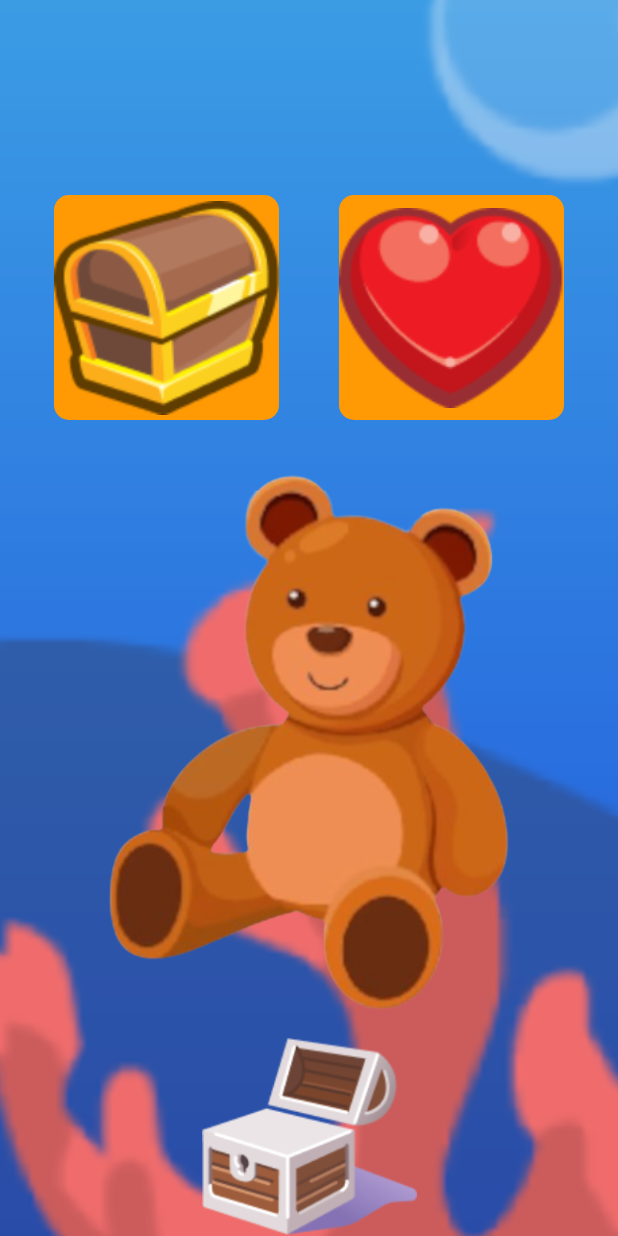
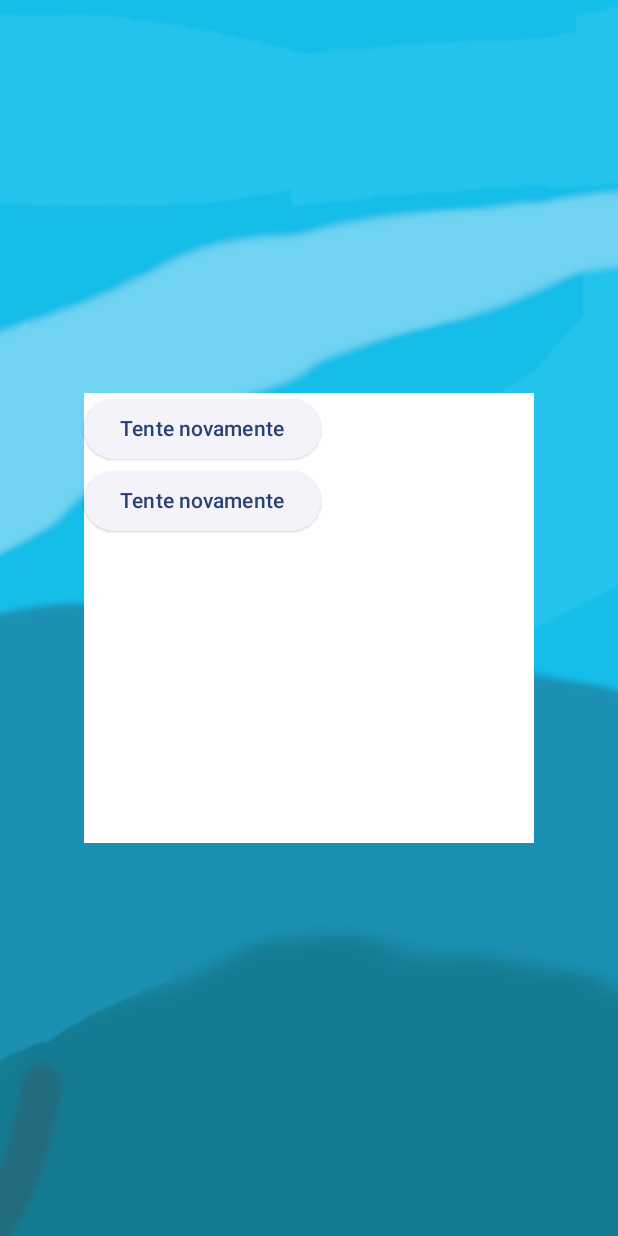
Before and after one commit to Projeto-Ancora/AncoraApp, an Android app built with Jetpack Compose: the screen it shows after launch (MainActivity), on a phone screen of 412 x 824 dp. Run offline under Robolectric (Android 15) with nearby library versions, the phone set to English and light mode, and no system bars; Roboto replaces fonts that are not available here.

Commit message:
update gamescreen2 and add tryagainscreen

```diff
--- a/app/src/main/java/com/example/ancora/MainActivity.kt
+++ b/app/src/main/java/com/example/ancora/MainActivity.kt
@@ -10,19 +10,15 @@ import androidx.compose.runtime.Composable
 import androidx.compose.ui.Modifier
 import androidx.compose.ui.tooling.preview.Preview
 import androidx.core.splashscreen.SplashScreen.Companion.installSplashScreen
-<<<<<<< HEAD
 import com.example.ancora.Telas.AjudaSuporteScreen
 import com.example.ancora.Telas.CadastroScreen
-import com.example.ancora.Telas.GameScree
 import com.example.ancora.Telas.LoginScreen
 import com.example.ancora.Telas.ShopLayout
-=======
 import com.example.ancora.Telas.Fase
+import com.example.ancora.Telas.Game.GameScreen
 import com.example.ancora.Telas.Game.GameScreen2
->>>>>>> 07238ee649b04a22a167b473234daa11f6a9139b
+import com.example.ancora.Telas.TenteNovamente.TryAgainScreen
 import com.example.ancora.ui.theme.AncoraTheme
-
-
 
 
 class MainActivity : ComponentActivity() {
@@ -35,21 +31,19 @@ class MainActivity : ComponentActivity() {
                 Scaffold { innerPadding ->
                     //GameScreen(modifier = Modifier.padding(innerPadding))
                     //ShopLayout(modifier = Modifier.padding(innerPadding))
-<<<<<<< HEAD
+
 
                     // GameScree(modifier = Modifier.padding(innerPadding))
                     /* ConfiguracaoScreen (modifier = Modifier.padding(innerPadding),
-=======
+
                      /*
                      ConfiguracaoScreen (modifier = Modifier.padding(innerPadding),
->>>>>>> 07238ee649b04a22a167b473234daa11f6a9139b
                          onBackClick = {},
                          onAjudaClick = {},
                          onTermosClick = {},
                          onSobreClick = {},
                          onTrocarClick = {},
                          onSairContaClick = {})
-<<<<<<< HEAD
                      */
 
                      AjudaSuporteScreen(modifier = Modifier.padding(innerPadding))
@@ -60,11 +54,10 @@ class MainActivity : ComponentActivity() {
 
                       //GameScree(modifier = Modifier.padding(innerPadding))
 
-=======
                  }*/
                     // Fase()
-                GameScreen2(modifier = Modifier.padding(innerPadding))
->>>>>>> 07238ee649b04a22a167b473234daa11f6a9139b
+                    //GameScreen2(modifier = Modifier.padding(innerPadding))
+                    TryAgainScreen(modifier = Modifier.padding(innerPadding));
                 }
             }
         }
--- a/app/src/main/java/com/example/ancora/Telas/ChooseCharacter.kt
+++ b/app/src/main/java/com/example/ancora/Telas/ChooseCharacter.kt
@@ -25,7 +25,7 @@ import androidx.compose.ui.tooling.preview.Preview
 import androidx.compose.ui.unit.dp
 import androidx.compose.ui.unit.sp
 import com.example.ancora.R
-import com.example.ancora.Telas.ui.theme.AncoraTheme
+import com.example.ancora.ui.theme.AncoraTheme
 import com.example.ancora.ui.theme.Fontebaloo
 
 class MainActivity : ComponentActivity() {
--- a/app/src/main/java/com/example/ancora/Telas/Game/GameScreen.kt
+++ b/app/src/main/java/com/example/ancora/Telas/Game/GameScreen.kt
@@ -235,11 +235,5 @@ fun CertoOuErrado(
 @Preview
 @Composable
 fun GameScreenPreview() {
-<<<<<<< HEAD
-
     GameScreen();
 }
-=======
-    GameScreen();
-}
->>>>>>> 9942d93964b29bb0c837cf2dce5f9372d1db16ce
--- a/app/src/main/java/com/example/ancora/Telas/Game/GameScreen2.kt
+++ b/app/src/main/java/com/example/ancora/Telas/Game/GameScreen2.kt
@@ -102,7 +102,9 @@ fun GameScreen2(modifier: Modifier = Modifier) {
         ) {
             Button(
                 onClick = {
-                    verificarAcerto2(currentItem, TypeItem_dc.NECESSITY){}
+                    verificarAcerto2(currentItem, TypeItem_dc.NECESSITY){
+                        sum -> chestNumber += sum
+                    }
                     getNextItem()
                 },
                 modifier
@@ -168,7 +170,7 @@ fun GameScreen2(modifier: Modifier = Modifier) {
 fun verificarAcerto2(currentItem: MutableState<Item_dc>, expectedType: TypeItem_dc, sum: (Int)-> Unit) {
     if (currentItem.value.type == expectedType) {
         Log.d("acerto", "acerto");
-        sum(1)
+        sum(1);
     } else Log.d("erro", "erro");
 }
 
--- /dev/null
+++ b/app/src/main/java/com/example/ancora/Telas/TenteNovamente/Tryagain.kt
@@ -0,0 +1,70 @@
+package com.example.ancora.Telas.TenteNovamente
+
+import androidx.compose.foundation.background
+import androidx.compose.foundation.border
+import androidx.compose.foundation.layout.Arrangement
+import androidx.compose.foundation.layout.Box
+
+import androidx.compose.foundation.layout.Column
+
+import androidx.compose.foundation.layout.fillMaxSize
+import androidx.compose.foundation.layout.size
+import androidx.compose.foundation.layout.wrapContentSize
+import androidx.compose.foundation.shape.CircleShape
+import androidx.compose.foundation.shape.RoundedCornerShape
+import androidx.compose.material3.ElevatedButton
+import androidx.compose.material3.Text
+
+import androidx.compose.runtime.Composable
+import androidx.compose.ui.Alignment
+import androidx.compose.ui.Modifier
+import androidx.compose.ui.draw.clip
+import androidx.compose.ui.draw.paint
+import androidx.compose.ui.graphics.Color
+import androidx.compose.ui.layout.ContentScale
+import androidx.compose.ui.res.painterResource
+import androidx.compose.ui.tooling.preview.Preview
+import androidx.compose.ui.unit.dp
+import com.example.ancora.R
+
+@Composable
+fun TryAgainScreen(modifier: Modifier = Modifier) {
+    Column(
+        modifier
+            .fillMaxSize()
+            .paint(
+                painterResource(R.drawable.backgroundfishgame),
+                contentScale = ContentScale.None
+            ),
+        horizontalAlignment = Alignment.CenterHorizontally,
+        verticalArrangement = Arrangement.Center
+    ) {
+        Box(
+            modifier
+                .background(Color.White)
+                .size(300.dp)
+        ) {
+            Column {
+                ElevatedButton(
+                    onClick = {}
+                ) {
+                    Text("Tente novamente")
+                }
+
+                ElevatedButton(
+                    onClick = {
+
+                    }
+                ) {
+                    Text("Tente novamente")
+                }
+            }
+        }
+    }
+}
+
+@Preview
+@Composable
+fun ScreenPreview() {
+    TryAgainScreen()
+}
--- a/app/src/main/java/com/example/ancora/Telas/ui/theme/Type.kt
+++ /dev/null
@@ -1,34 +0,0 @@
-package com.example.ancora.Telas.ui.theme
-
-import androidx.compose.material3.Typography
-import androidx.compose.ui.text.TextStyle
-import androidx.compose.ui.text.font.FontFamily
-import androidx.compose.ui.text.font.FontWeight
-import androidx.compose.ui.unit.sp
-
-// Set of Material typography styles to start with
-val Typography = Typography(
-    bodyLarge = TextStyle(
-        fontFamily = FontFamily.Default,
-        fontWeight = FontWeight.Normal,
-        fontSize = 16.sp,
-        lineHeight = 24.sp,
-        letterSpacing = 0.5.sp
-    )
-    /* Other default text styles to override
-    titleLarge = TextStyle(
-        fontFamily = FontFamily.Default,
-        fontWeight = FontWeight.Normal,
-        fontSize = 22.sp,
-        lineHeight = 28.sp,
-        letterSpacing = 0.sp
-    ),
-    labelSmall = TextStyle(
-        fontFamily = FontFamily.Default,
-        fontWeight = FontWeight.Medium,
-        fontSize = 11.sp,
-        lineHeight = 16.sp,
-        letterSpacing = 0.5.sp
-    )
-    */
-)
--- a/gradle/libs.versions.toml
+++ b/gradle/libs.versions.toml
@@ -1,5 +1,5 @@
 [versions]
-agp = "8.7.2"
+agp = "8.7.3"
 coreSplashscreen = "1.0.1"
 kotlin = "1.9.0"
 coreKtx = "1.13.1"
```
Also changed, not shown: app/src/main/java/com/example/ancora/Telas/ui/theme/Color.kt (deleted, +0 -11 lines), app/src/main/java/com/example/ancora/Telas/ui/theme/Theme.kt (deleted, +0 -58 lines). Lines whose indentation alone changed are shown as unchanged.
